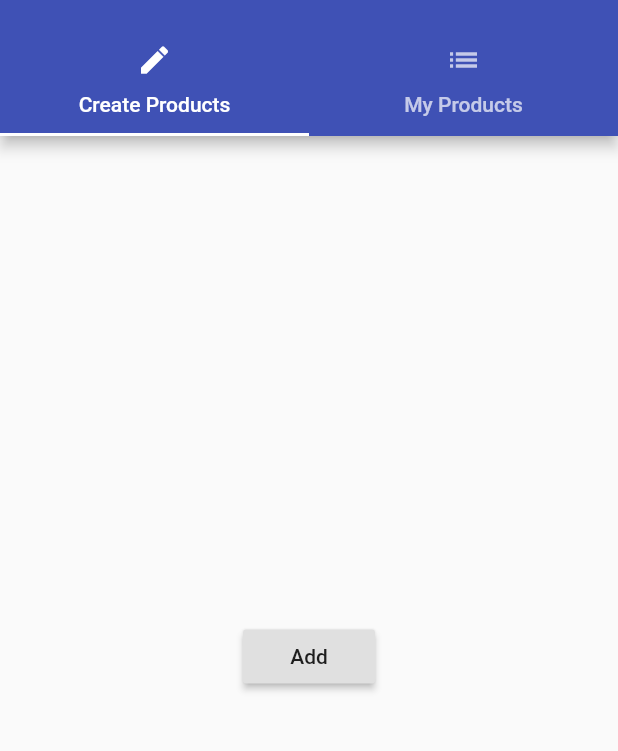
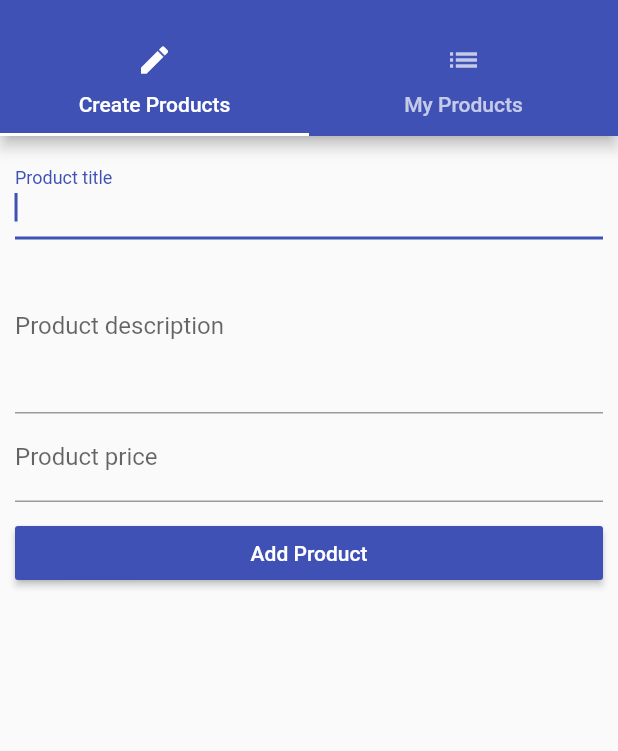
Before and after one commit to niranjanshankar/Flutter_sample_app, a Flutter app: the ProductAdminPage screen opened by its route, on a phone screen of 412 x 824 dp, the part 59-810 px from its top. Run offline on Flutter 3.47's test engine with Material 2 defaults, Android fonts, the phone set to English and light mode, and no system bars.

Commit message:
section: handling user input

```diff
--- a/lib/pages/product_admin.dart
+++ b/lib/pages/product_admin.dart
@@ -4,6 +4,12 @@ import './product_create.dart';
 import './product_list.dart';
 
 class ProductAdminPage extends StatelessWidget {
+
+  final Function addProduct;
+  final Function deleteProduct;
+
+  ProductAdminPage(this.addProduct, this.deleteProduct);
+
   @override
   Widget build(BuildContext context) {
     // DefaultTabController creates tabs on your page
@@ -46,7 +52,7 @@ class ProductAdminPage extends StatelessWidget {
         body: Center(
           child: TabBarView(
             children: <Widget>[
-              ProductCreatePage(),
+              ProductCreatePage(addProduct),
               ProductListPage(),
             ],
           ),
--- a/lib/pages/product_create.dart
+++ b/lib/pages/product_create.dart
@@ -1,23 +1,70 @@
 import 'package:flutter/material.dart';
 
-class ProductCreatePage extends StatelessWidget {
+class ProductCreatePage extends StatefulWidget {
+  final Function addProduct;
+
+  ProductCreatePage(this.addProduct);
+
+  @override
+  State<StatefulWidget> createState() {
+    return _ProductCreatePageState();
+  }
+}
+
+class _ProductCreatePageState extends State<ProductCreatePage> {
+  String _title = '';
+  String _description = '';
+  double _price = 0.0;
+
   @override
   Widget build(BuildContext context) {
     // This page is only a tab view inside product_admin page
     // So do not create a new Scaffold.
     // Only create body elements that'll replace the body in product_admin
-    return Center(
-      child: RaisedButton(
-        child: Text('Add'),
-        onPressed: () {
-          showModalBottomSheet(
-              context: context,
-              builder: (BuildContext context) {
-                return Center(
-                  child: Text('show modal!'),
-                );
-              });
-        },
+    return Container(
+      margin: EdgeInsets.all(10.0),
+      child: ListView(
+        children: <Widget>[
+          TextField(
+            decoration: InputDecoration(labelText: 'Product title'),
+            autofocus: true,
+            onChanged: (String val) {
+              _title = val;
+            },
+          ),
+          TextField(
+            decoration: InputDecoration(labelText: 'Product description'),
+            // maxLines enables multi-line input
+            maxLines: 4,
+            onChanged: (String val) {
+              _description = val;
+            },
+          ),
+          TextField(
+            decoration: InputDecoration(labelText: 'Product price'),
+            // This value enables a numeric keyboard
+            keyboardType: TextInputType.number,
+            onChanged: (String val) {
+              _price = double.parse(val);
+            },
+          ),
+          SizedBox(height: 10.0),
+          RaisedButton(
+            child: Text('Add Product'),
+            color: Theme.of(context).accentColor,
+            textColor: Colors.white,
+            onPressed: () {
+              final Map<String, dynamic> product = {
+                'asset': 'assets/food.jpg',
+                'title': _title,
+                'description': _description,
+                'price': _price
+              };
+              widget.addProduct(product);
+              Navigator.pushReplacementNamed(context, '/home');
+            },
+          )
+        ],
       ),
     );
   }
```
Also changed, not shown: lib/main.dart (+5 -5 lines), lib/pages/auth.dart (+74 -12 lines), lib/pages/home.dart (+3 -5 lines), lib/product_control.dart (deleted, +0 -27 lines), lib/product_manager.dart (+3 -10 lines), lib/products.dart (+4 -11 lines).
